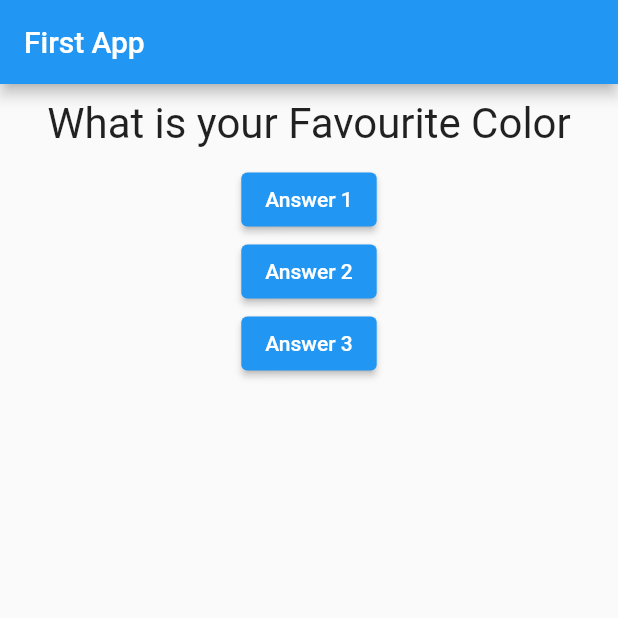
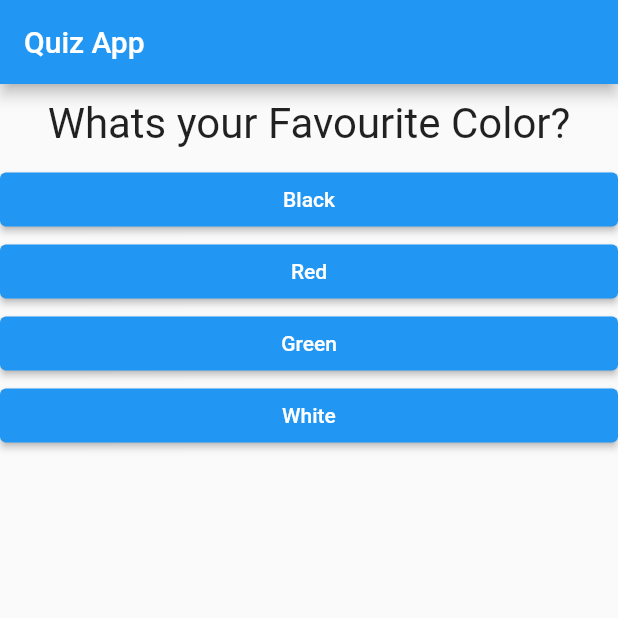
Before and after one commit to RufaeelAsad/flutter_course, a Flutter app: the screen it shows after launch, on a phone screen of 412 x 824 dp, the top half of it. Run offline on Flutter 3.47's test engine with Material 2 defaults, Android fonts, the phone set to English and light mode, and no system bars.

Commit message:
Almost Complete Quiz App

```diff
--- /dev/null
+++ b/lib/answer.dart
@@ -0,0 +1,22 @@
+import 'package:flutter/material.dart';
+
+
+class Answer extends StatelessWidget {
+
+  final void Function()? selectIndiaction;
+
+  final String? answerText;
+
+  Answer(this.selectIndiaction, this.answerText);
+
+  @override
+  Widget build(BuildContext context) {
+    return Container(
+      width: double.infinity,
+      child: ElevatedButton(
+        child: Text(answerText!),
+        onPressed: selectIndiaction,
+      ),
+    );
+  }
+}
--- a/lib/home.dart
+++ b/lib/home.dart
@@ -1,45 +1,59 @@
+import 'package:course/answer.dart';
 import 'package:flutter/material.dart';
 import 'package:course/QuestionWidget.dart';
+
 class MyHomePage extends StatefulWidget {
   _MyHomePageState createState() => _MyHomePageState();
 }
 
 class _MyHomePageState extends State<MyHomePage> {
-  var questions = [
-    'What is your Favourite Color',
-    'What is your Favourite Animal'
-  ];
 
   var _questionIndex = 0;
 
+  static const questions = [
+    {
+      'questionText': 'What\s your Favourite Color?',
+      'answers': ['Black', 'Red', 'Green', 'White']
+    },
+    {
+      'questionText': 'What\s your Favourite Animal?',
+      'answers': ['Rabbit', 'Snake', 'Elephant', 'Lion'],
+    },
+    {
+      'questionText': 'Who\s your Favourite Instructor?',
+      'answers': ['Sir Bilal', 'Mam Sana', 'Mam Sadaf', 'Sir Faheem'],
+    },
+  ];
+
   void _answerQuestion() {
+
     setState(() {
       _questionIndex = _questionIndex + 1;
     });
+
+    if (_questionIndex < questions.length) {
+      print("You have more questions");
+    }
   }
+
 
   @override
   Widget build(BuildContext context) {
     return Scaffold(
         appBar: AppBar(
-          title: Text("First App"),
+          title: const Text("Quiz App"),
         ),
-        body: Column(
-          children: [
-            Question(questions[_questionIndex]),
-            ElevatedButton(
-              onPressed: _answerQuestion,
-              child: Text("Answer 1"),
-            ),
-            ElevatedButton(
-              onPressed: _answerQuestion,
-              child: Text("Answer 2"),
-            ),
-            ElevatedButton(
-              onPressed: _answerQuestion,
-              child: Text("Answer 3"),
-            ),
-          ],
+        body: Container(
+          width: double.infinity,
+          child: Column(
+            children: [
+              Question(questions[_questionIndex]['questionText'] as String),
+              ...(questions[_questionIndex]['answers'] as List<String>)
+                  .map((answer) {
+                return Answer(_answerQuestion, answer);
+              }).toList()
+            ],
+          ),
         ));
   }
 }
```
Also changed, not shown: lib/main.dart (+0 -47 lines).
